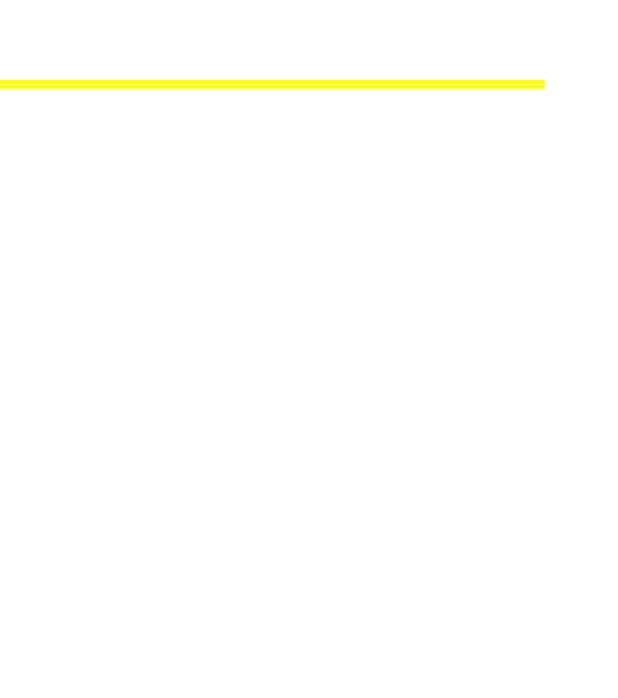
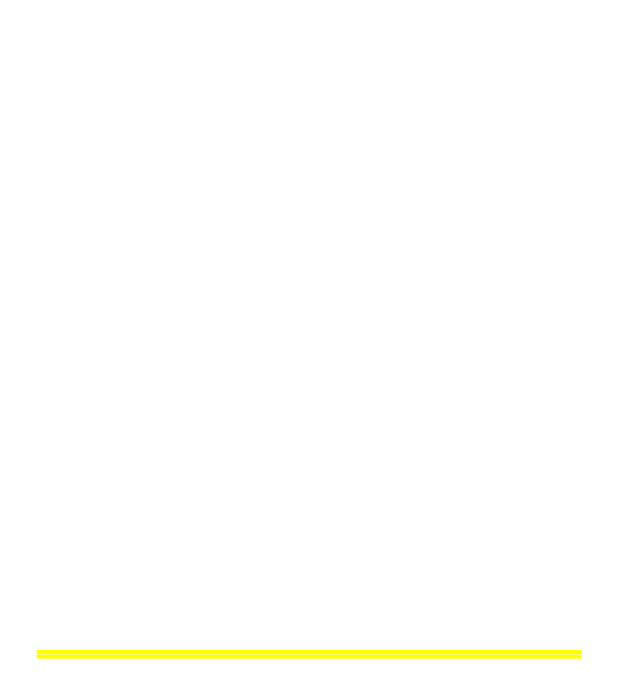
Before and after one commit to JesusMurF/flutter-foodie, a Flutter app: the screen it shows after launch, on a phone screen of 412 x 824 dp. Shown: the top 698 px of the screen. Run offline on Flutter 3.47's test engine with Material 2 defaults, Android fonts, the phone set to English and light mode, and no system bars.

Commit message:
:lipstick: wrap child text into Center widget

```diff
--- a/lib/main.dart
+++ b/lib/main.dart
@@ -10,7 +10,9 @@ class MyApp extends StatelessWidget {
   @override
   Widget build(BuildContext context) {
     return MaterialApp(
-        home: Text('Hello world',
-            style: TextStyle(color: Colors.white, fontSize: 55.0)));
+        home: Center(
+          child: Text('Hello world',
+              style: TextStyle(color: Colors.white, fontSize: 55.0)),
+        ));
   }
 }
```
